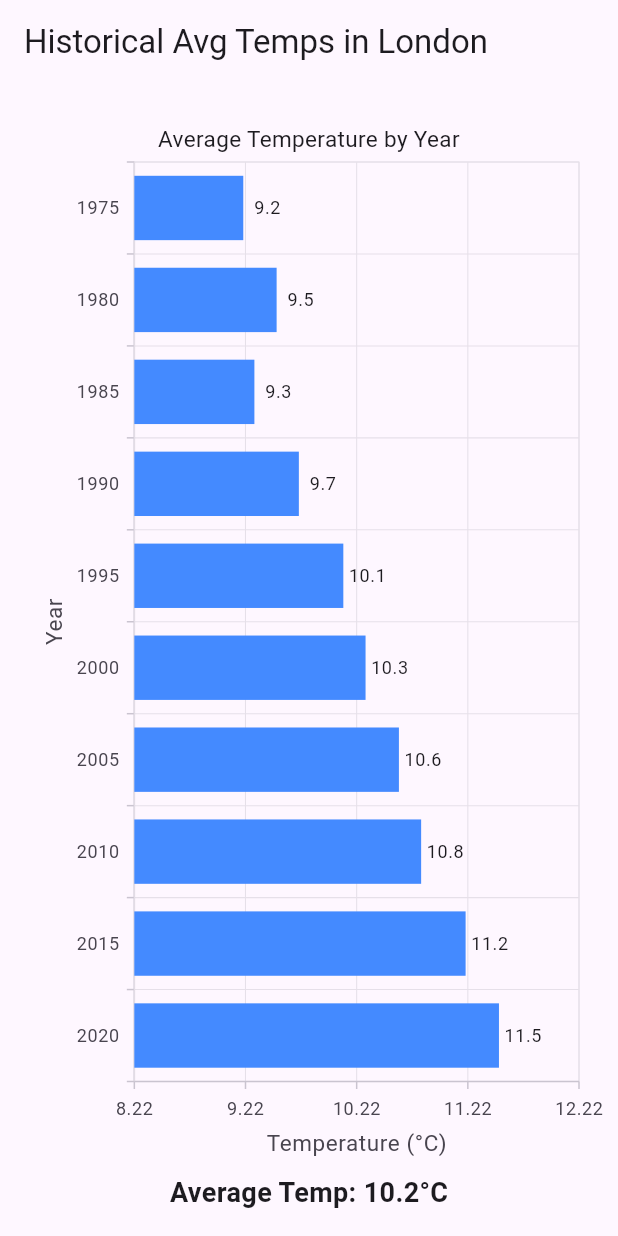
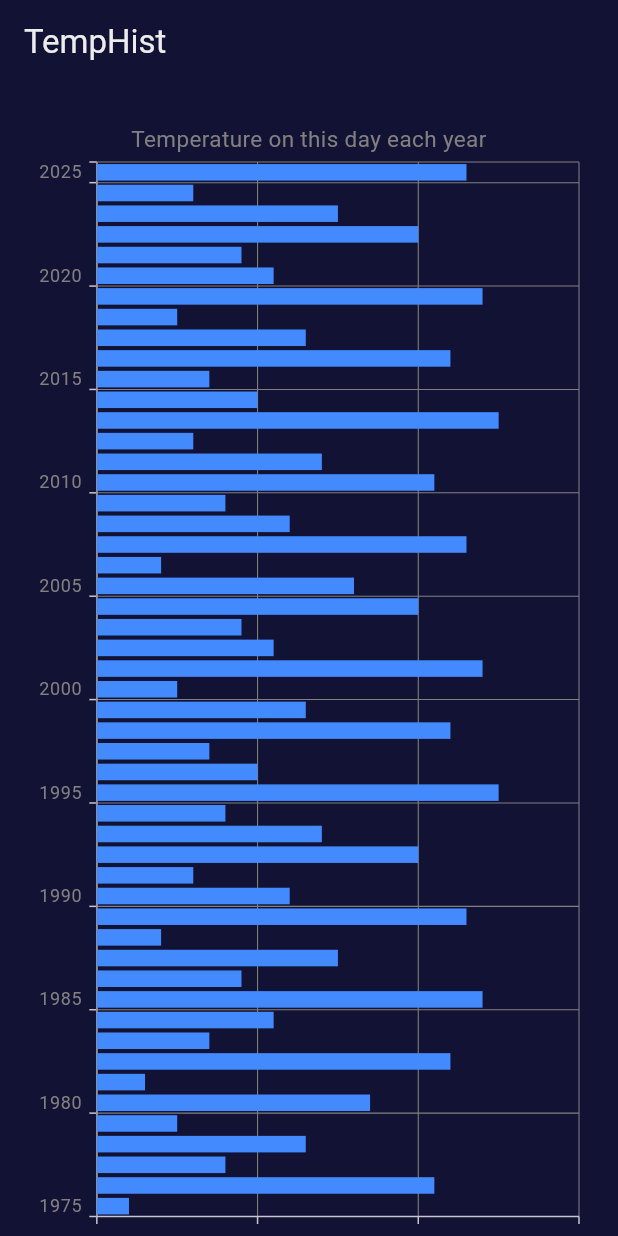
Before and after one commit to turnpiece/temphist_app, a Flutter app: the screen it shows after launch, on a phone screen of 412 x 824 dp. Run offline on Flutter 3.47's test engine with Material 3 defaults, Android fonts, the phone set to English and light mode, and no system bars; our stand-ins replace syncfusion_flutter_charts.

Commit message:
styling, trend line and text changes

```diff
--- a/lib/main.dart
+++ b/lib/main.dart
@@ -1,5 +1,11 @@
 import 'package:flutter/material.dart';
 import 'package:syncfusion_flutter_charts/charts.dart';
+import 'package:intl/intl.dart';
+
+// Color constants
+const backgroundColor = Color(0xFF121234);
+const textColor = Color(0xFFECECEC);
+const secondaryTextColor = Color(0xFF808080); // Darker color for grid and axis text
 
 void main() => runApp(TempHistApp());
 
@@ -16,15 +22,56 @@ class TempHistApp extends StatelessWidget {
 class TempChartScreen extends StatelessWidget {
   final List<_ChartData> data = [
     _ChartData('1975', 9.2),
-    _ChartData('1980', 9.5),
-    _ChartData('1985', 9.3),
-    _ChartData('1990', 9.7),
-    _ChartData('1995', 10.1),
-    _ChartData('2000', 10.3),
+    _ChartData('1976', 11.1),
+    _ChartData('1977', 9.8),
+    _ChartData('1978', 10.3),
+    _ChartData('1979', 9.5),
+    _ChartData('1980', 10.7),
+    _ChartData('1981', 9.3),
+    _ChartData('1982', 11.2),
+    _ChartData('1983', 9.7),
+    _ChartData('1984', 10.1),
+    _ChartData('1985', 11.4),
+    _ChartData('1986', 9.9),
+    _ChartData('1987', 10.5),
+    _ChartData('1988', 9.4),
+    _ChartData('1989', 11.3),
+    _ChartData('1990', 10.2),
+    _ChartData('1991', 9.6),
+    _ChartData('1992', 11.0),
+    _ChartData('1993', 10.4),
+    _ChartData('1994', 9.8),
+    _ChartData('1995', 11.5),
+    _ChartData('1996', 10.0),
+    _ChartData('1997', 9.7),
+    _ChartData('1998', 11.2),
+    _ChartData('1999', 10.3),
+    _ChartData('2000', 9.5),
+    _ChartData('2001', 11.4),
+    _ChartData('2002', 10.1),
+    _ChartData('2003', 9.9),
+    _ChartData('2004', 11.0),
     _ChartData('2005', 10.6),
-    _ChartData('2010', 10.8),
-    _ChartData('2015', 11.2),
-    _ChartData('2020', 11.5),
+    _ChartData('2006', 9.4),
+    _ChartData('2007', 11.3),
+    _ChartData('2008', 10.2),
+    _ChartData('2009', 9.8),
+    _ChartData('2010', 11.1),
+    _ChartData('2011', 10.4),
+    _ChartData('2012', 9.6),
+    _ChartData('2013', 11.5),
+    _ChartData('2014', 10.0),
+    _ChartData('2015', 9.7),
+    _ChartData('2016', 11.2),
+    _ChartData('2017', 10.3),
+    _ChartData('2018', 9.5),
+    _ChartData('2019', 11.4),
+    _ChartData('2020', 10.1),
+    _ChartData('2021', 9.9),
+    _ChartData('2022', 11.0),
+    _ChartData('2023', 10.5),
+    _ChartData('2024', 9.6),
+    _ChartData('2025', 11.3),
   ];
 
   @override
@@ -32,40 +79,109 @@ class TempChartScreen extends StatelessWidget {
     final double avg =
         data.map((d) => d.y).reduce((a, b) => a + b) / data.length;
 
+    // Calculate the range and determine appropriate interval
+    final double minTemp = data.map((d) => d.y).reduce((a, b) => a < b ? a : b);
+    final double maxTemp = data.map((d) => d.y).reduce((a, b) => a > b ? a : b);
+    final double range = maxTemp - minTemp;
+    final double interval = (range / 4).ceilToDouble();
+
+    // Get the year range from the data
+    final int startYear = int.parse(data.first.x);
+    final int endYear = int.parse(data.last.x);
+
+    // Calculate trend line
+    final int n = data.length;
+    final List<double> xValues = List.generate(n, (i) => i.toDouble());
+    final List<double> yValues = data.map((d) => d.y).toList();
+
+    double sumX = 0, sumY = 0, sumXY = 0, sumX2 = 0;
+    for (int i = 0; i < n; i++) {
+      sumX += xValues[i];
+      sumY += yValues[i];
+      sumXY += xValues[i] * yValues[i];
+      sumX2 += xValues[i] * xValues[i];
+    }
+
+    final double slope = (n * sumXY - sumX * sumY) / (n * sumX2 - sumX * sumX);
+    final double intercept = (sumY - slope * sumX) / n;
+
+    // Create trend line data points
+    final List<_ChartData> trendData = [
+      _ChartData((startYear - 1).toString(), slope * -1 + intercept),  // Start point
+      _ChartData((endYear + 1).toString(), slope * (n - 1) + intercept),  // End point
+    ];
+
     return Scaffold(
-      appBar: AppBar(title: Text('Historical Avg Temps in London')),
-      body: Padding(
+      appBar: AppBar(
+        title: Text('TempHist'),
+        backgroundColor: backgroundColor,
+        foregroundColor: textColor,
+      ),
+      backgroundColor: backgroundColor,
+      body: SingleChildScrollView(
+        child: Padding(
           padding: const EdgeInsets.all(16.0),
           child: Column(
             children: [
-            Expanded(
+              SizedBox(
+                height: 800, // Minimum height for the chart
                 child: SfCartesianChart(
-                title: ChartTitle(text: 'Average Temperature by Year'),
+                  title: ChartTitle(
+                    text: 'Temperature on this day each year',
+                    textStyle: TextStyle(color: secondaryTextColor),
+                  ),
+                  borderWidth: 0,
+                  plotAreaBorderWidth: 0,
                   primaryXAxis: CategoryAxis(
-                  title: AxisTitle(text: 'Year'),
-                  isInversed: true,
+                    isInversed: false,
+                    interval: 5,
+                    labelStyle: TextStyle(color: secondaryTextColor),
+                    majorGridLines: MajorGridLines(color: secondaryTextColor),
+                    arrangeByIndex: true,
                   ),
                   primaryYAxis: NumericAxis(
-                  title: AxisTitle(text: 'Temperature (°C)'),
-                  minimum: avg - 2,
-                  maximum: avg + 2,
+                    title: AxisTitle(
+                      text: 'Temperature (°C)',
+                      textStyle: TextStyle(color: secondaryTextColor),
+                    ),
+                    minimum: minTemp.floorToDouble(),
+                    maximum: maxTemp.ceilToDouble(),
+                    numberFormat: NumberFormat('#', 'en_US'),
+                    interval: interval,
+                    labelStyle: TextStyle(color: secondaryTextColor),
+                    majorGridLines: MajorGridLines(color: secondaryTextColor),
                   ),
                   series: <CartesianSeries<_ChartData, String>>[
                     BarSeries<_ChartData, String>(
                       dataSource: data,
                       xValueMapper: (_ChartData data, _) => data.x,
                       yValueMapper: (_ChartData data, _) => data.y,
-                    dataLabelSettings: DataLabelSettings(isVisible: true),
+                      dataLabelSettings: DataLabelSettings(isVisible: false),
                       color: Colors.blueAccent,
+                      spacing: 0.2,
+                      width: 1,
+                      trendlines: <Trendline>[
+                        Trendline(
+                          type: TrendlineType.linear,
+                          color: Colors.red,
+                          width: 2,
+                          forwardForecast: 1,
+                          backwardForecast: 1,
+                        ),
+                      ],
                     ),
                   ],
                 ),
               ),
               Text(
-              'Average Temp: ${avg.toStringAsFixed(1)}°C',
-              style: TextStyle(fontSize: 18, fontWeight: FontWeight.bold),
+                'Average: ${avg.toStringAsFixed(1)}°C',
+                style: TextStyle(
+                  fontSize: 16,
+                  color: textColor,
+                ),
               )
             ],
+          ),
         ),
       ),
     );
--- a/pubspec.yaml
+++ b/pubspec.yaml
@@ -2,7 +2,7 @@ name: temphist_app
 description: "An app to display the temperatures on the same date in the same location on previous years."
 # The following line prevents the package from being accidentally published to
 # pub.dev using `flutter pub publish`. This is preferred for private packages.
-publish_to: 'none' # Remove this line if you wish to publish to pub.dev
+publish_to: "none" # Remove this line if you wish to publish to pub.dev
 
 # The following defines the version and build number for your application.
 # A version number is three numbers separated by dots, like 1.2.43
@@ -37,6 +37,7 @@ dependencies:
 
   # For the chart
   syncfusion_flutter_charts: ^29.2.9
+  intl: ^0.19.0
 
 dev_dependencies:
   flutter_test:
@@ -54,7 +55,6 @@ dev_dependencies:
 
 # The following section is specific to Flutter packages.
 flutter:
-
   # The following line ensures that the Material Icons font is
   # included with your application, so that you can use the icons in
   # the material Icons class.
```
Lines whose indentation alone changed are shown as unchanged.
